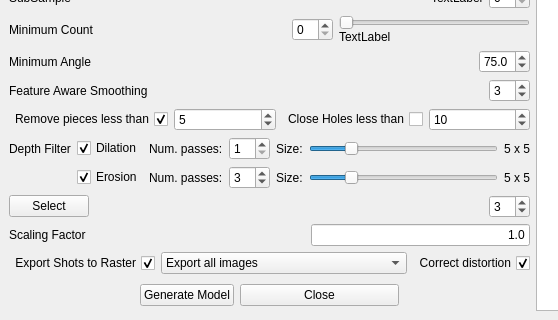
Before: the Qt Designer form src/meshlabplugins/edit_arc3D/ui/v3dImportDialog.ui in cnr-isti-vclab/meshlab, drawn with Qt 5; both pictures show x 0 to 558 and y 305 to 625 of the 1065 by 625 pixel window.
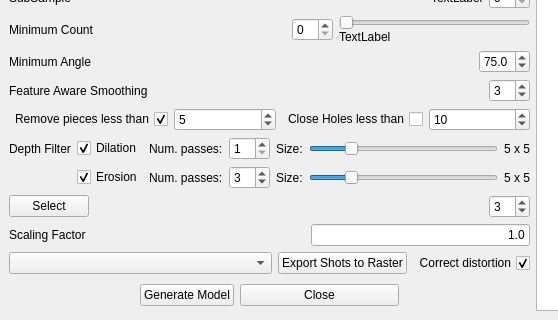
After: the same form once the commit is applied.

```diff
--- a/src/meshlabplugins/edit_arc3D/ui/v3dImportDialog.ui
+++ b/src/meshlabplugins/edit_arc3D/ui/v3dImportDialog.ui
@@ -500,25 +500,6 @@
       </item>
       <item>
        <layout class="QHBoxLayout" name="_13">
-        <item>
-         <widget class="QCheckBox" name="shotExport">
-          <property name="toolTip">
-           <string>&lt;html&gt;&lt;head&gt;&lt;meta name=&quot;qrichtext&quot; content=&quot;1&quot; /&gt;&lt;/head&gt;&lt;body style=&quot; white-space: pre-wrap; font-style:normal; text-decoration:none;&quot;&gt;&lt;p style=&quot; margin-top:0px; margin-bottom:0px; margin-left:0px; margin-right:0px; -qt-block-indent:0; text-indent:0px;&quot;&gt;Perform a fast, fixed resolution merging of all the range maps. If unchecked all the rangemaps are simply put in the same space without merging them.&lt;/p&gt;&lt;/body&gt;&lt;/html&gt;</string>
-          </property>
-          <property name="layoutDirection">
-           <enum>Qt::RightToLeft</enum>
-          </property>
-          <property name="text">
-           <string>Export Shots to Raster</string>
-          </property>
-          <property name="checked">
-           <bool>true</bool>
-          </property>
-          <property name="tristate">
-           <bool>false</bool>
-          </property>
-         </widget>
-        </item>
         <item>
          <widget class="QComboBox" name="saveShotCombo">
           <property name="enabled">
@@ -531,7 +512,7 @@
            </sizepolicy>
           </property>
           <property name="currentIndex">
-           <number>0</number>
+           <number>-1</number>
           </property>
           <property name="maxVisibleItems">
            <number>11</number>
@@ -539,16 +520,13 @@
           <property name="modelColumn">
            <number>0</number>
           </property>
-          <item>
-           <property name="text">
-            <string>Export all images</string>
-           </property>
+         </widget>
           </item>
           <item>
+         <widget class="QPushButton" name="exportbut">
            <property name="text">
-            <string>Export only selected images</string>
-           </property>
-          </item>
+           <string>Export Shots to Raster</string>
+          </property>
          </widget>
         </item>
         <item>
```
Lines whose indentation alone changed are shown as unchanged.
